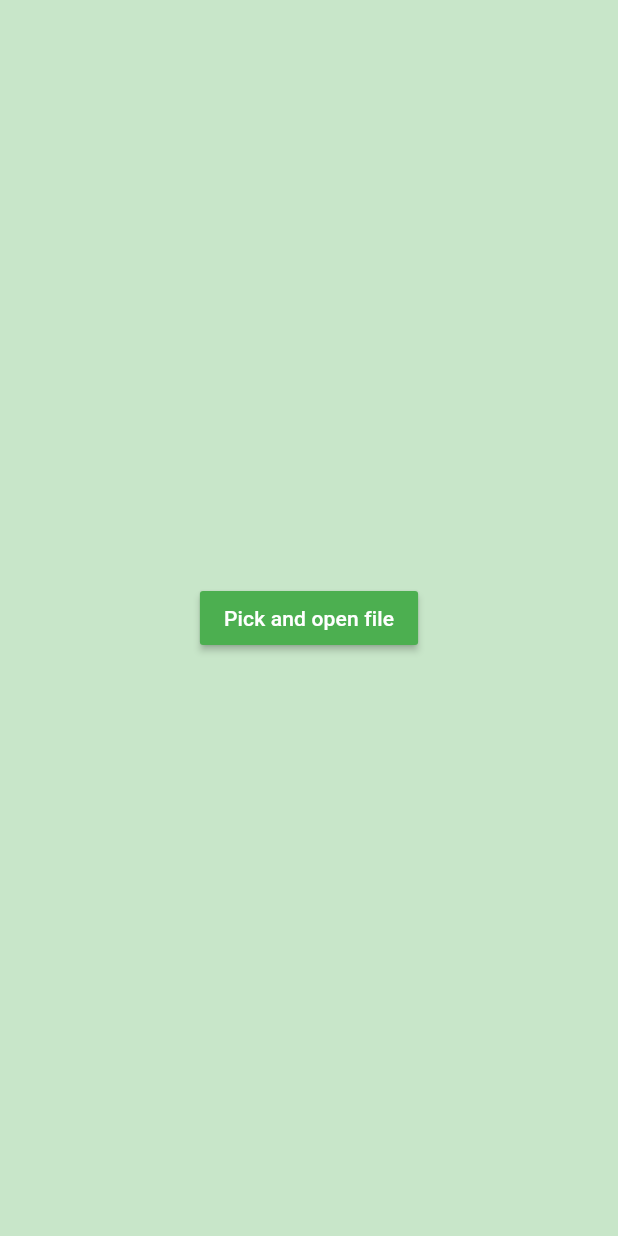
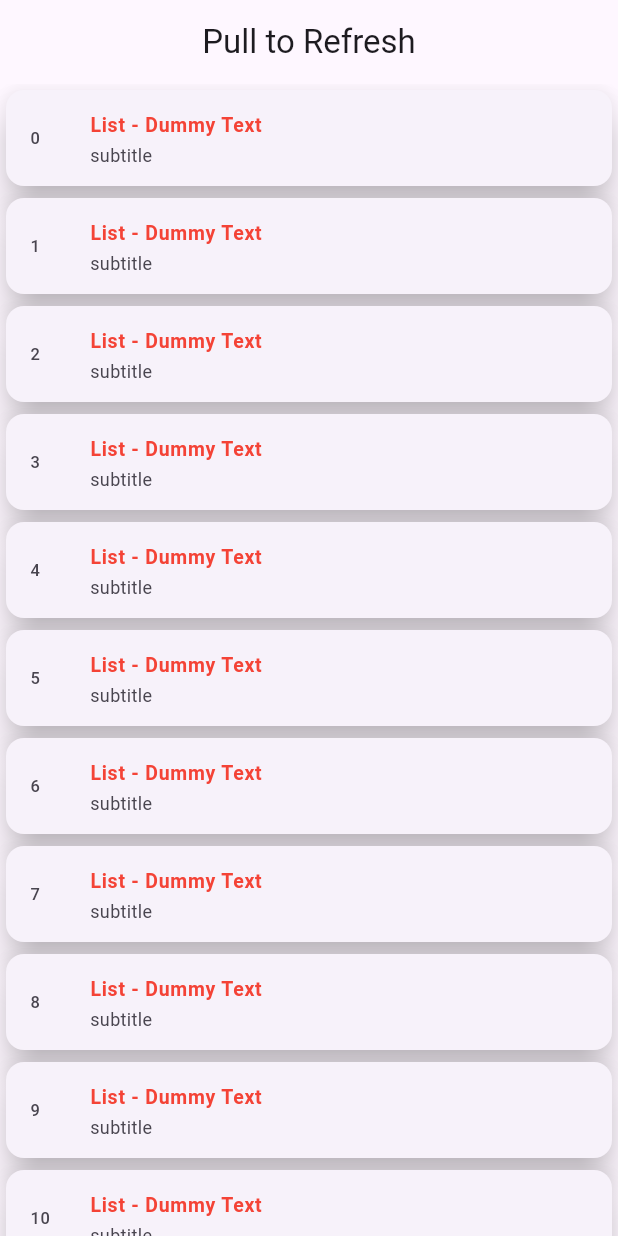
Before and after one commit to vaibhavt-nt/flutter_training, a Flutter app: the screen it shows after launch, on a phone screen of 412 x 824 dp. Run offline on Flutter 3.47's test engine with Material 3 defaults, Android fonts, the phone set to English and light mode, and no system bars; drawn by our look-alikes of pull_to_refresh; our stand-ins replace cached_network_image, file_picker, fl_chart, google_fonts, image_picker, introduction_screen and 3 more; missing offline and left inert: dart:ffi, translator; key blocks and very long unbroken strings in the code were emptied for the run.

Commit message:
pull_to_refresh package learned

```diff
--- a/lib/main.dart
+++ b/lib/main.dart
@@ -13,6 +13,7 @@ import 'package:flutter_training/packages/http_post.dart';
 import 'package:flutter_training/packages/image_picker.dart';
 import 'package:flutter_training/packages/introduction_screen.dart';
 import 'package:flutter_training/packages/provier.dart';
+import 'package:flutter_training/packages/pull_to_refresh.dart';
 import 'package:flutter_training/packages/sensor_plus.dart';
 import 'package:flutter_training/packages/translator.dart';
 import 'package:flutter_training/packages/url_launcher.dart';
@@ -70,6 +71,6 @@ class homepage extends StatelessWidget {
   Widget build(BuildContext context) {
     return MaterialApp(
       title: "my home page",
-        home: FilePickerExample());
+        home: RefreshPage());
   }
 }
--- /dev/null
+++ b/lib/packages/pull_to_refresh.dart
@@ -0,0 +1,74 @@
+import "package:flutter/cupertino.dart";
+import "package:flutter/material.dart";
+import "package:pull_to_refresh/pull_to_refresh.dart";
+
+
+
+class RefreshPage extends StatefulWidget {
+  @override
+  _RefreshPageState createState() => _RefreshPageState();
+}
+class _RefreshPageState extends State<RefreshPage> {
+  bool _enablePullDown = true; // this enable our app to able to pull down
+  late RefreshController _refreshController; // the refresh controller
+  var _scaffoldKey = GlobalKey<ScaffoldState>(); // this is our key to the scaffold widget
+  @override
+  void initState() {
+    _refreshController = RefreshController(); // we have to use initState because this part of the app have to restart
+    super.initState();
+  }
+  @override
+  Widget build(BuildContext context) {
+    return Scaffold(
+      key: _scaffoldKey, // the key we create up there
+      appBar: AppBar(
+        title: Text('Pull to Refresh'),
+        centerTitle: true,
+        elevation: 0,
+      ),// So inside the body widget we will implement pull to refresh, So first we call
+      body: SmartRefresher(
+          enablePullDown: _enablePullDown, // the bool we create, so this gave access to be able to pull the app down
+          header: WaterDropHeader(
+              waterDropColor: Colors.teal,
+// complete: If the refresh is completed show this else failed
+              complete: Text('Complete',
+              style: TextStyle(
+              color: Colors.teal,
+              fontSize: 18,
+              fontWeight: FontWeight.bold)), // you can customize this whatever you like
+          failed:
+          Text('Failed', style: TextStyle(color: Colors.red, fontSize: 18)),
+    ),
+    controller: _refreshController,
+    onRefresh: () {
+      setState(() {
+        RefreshPage();
+        txtlist();
+        _refreshController.refreshCompleted();
+      });
+    }, // we are going to inplement _onRefresh and _onLoading below our build method
+    onLoading: () {
+      _refreshController.loadComplete(); // after data returned,set the //footer state to idle
+      },
+    child: txtlist(), // we are going to create a list of text in this dynamic txtlist()
+    ),
+    );
+  }
+  txtlist() {
+    return ListView.builder(
+      itemCount: 20,
+      shrinkWrap: true,
+      itemBuilder: (context, index) {
+        return Card(
+          elevation: 10,
+          child: ListTile(
+            dense: true,
+            title: Text('List - Dummy Text', style: TextStyle(color: Colors.red, fontWeight: FontWeight.bold)),
+            leading: Text('$index'),
+            subtitle: Text('subtitle'),
+          ),
+        );
+      },
+    );
+  }
+}
--- a/pubspec.yaml
+++ b/pubspec.yaml
@@ -48,6 +48,7 @@ dependencies:
   fl_chart: ^0.66.2
   open_file: ^3.3.2
   file_picker: ^6.1.1
+  pull_to_refresh: ^2.0.0
 
 dev_dependencies:
   flutter_test:
```
Also changed, not shown: pubspec.lock.
